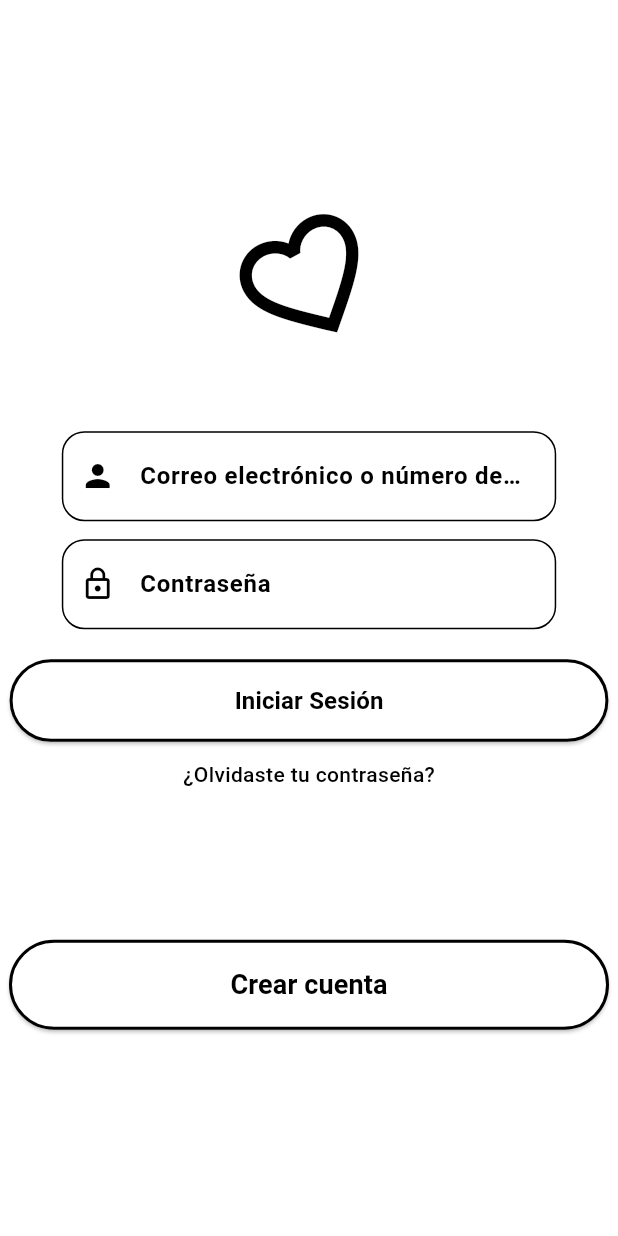
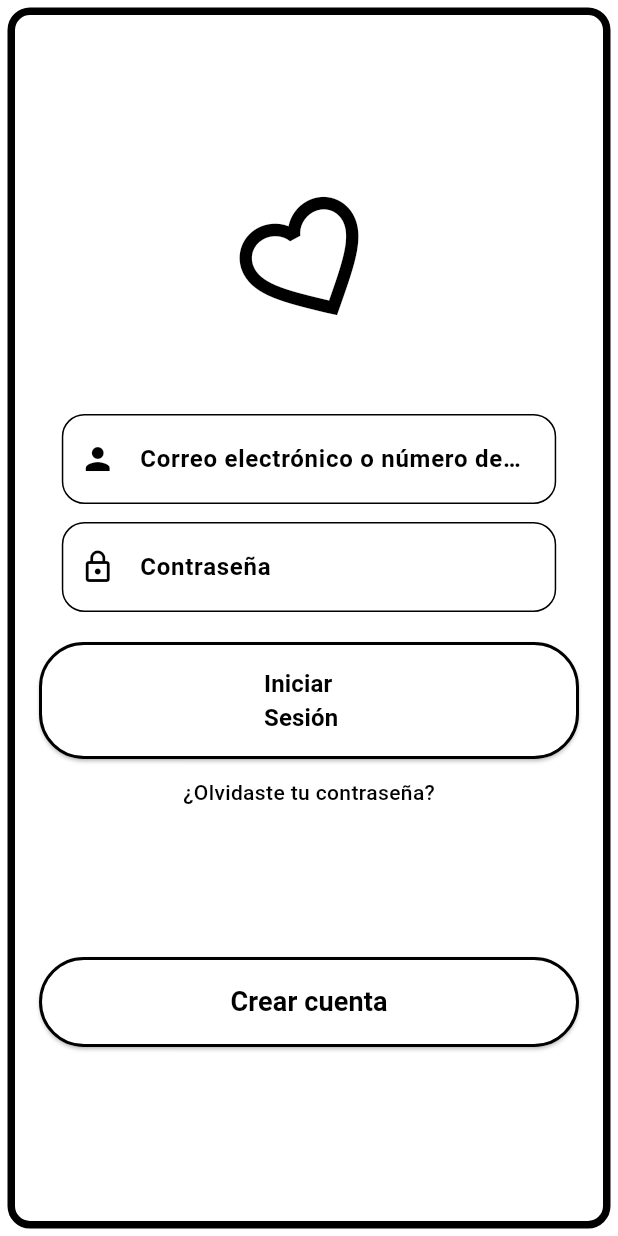
Before and after one commit to jholian10/Mensaje-Privado, a Flutter app: the LoginView screen opened directly, on a phone screen of 412 x 824 dp. Run offline on Flutter 3.47's test engine with Material 3 defaults, Android fonts, the light colour scheme and no system bars.

```diff
--- /dev/null
+++ b/private_message/lib/account_creation_view.dart
@@ -0,0 +1,15 @@
+import 'package:flutter/material.dart';
+
+class AccountCreationView extends StatefulWidget {
+  const AccountCreationView({super.key});
+
+  @override
+  State<AccountCreationView> createState() => _AccountCreationViewState();
+}
+
+class _AccountCreationViewState extends State<AccountCreationView> {
+  @override
+  Widget build(BuildContext context) {
+    return Scaffold();
+  }
+}
--- a/private_message/lib/login_view.dart
+++ b/private_message/lib/login_view.dart
@@ -11,22 +11,31 @@ class _LoginViewState extends State<LoginView> {
   @override
   Widget build(BuildContext context) {
     final size = MediaQuery.of(context).size;
+
     return Scaffold(
       backgroundColor: Colors.white,
-      body: Center(
+      body: Container(
+        margin: const EdgeInsets.all(5),
+        decoration: BoxDecoration(
+          border: Border.all(color: Colors.black, width: 5),
+          borderRadius: BorderRadius.circular(15),
+        ),
+        child: Center(
+          child: SingleChildScrollView(
+            padding: const EdgeInsets.all(16),
             child: Column(
               mainAxisAlignment: MainAxisAlignment.center,
               children: [
                 Transform.rotate(
                   angle: -0.5,
-              child: Icon(
+                  child: const Icon(
                     Icons.favorite_border,
                     size: 100,
-                color: const Color.fromARGB(255, 0, 0, 0),
+                    color: Colors.black,
                   ),
                 ),
 
-            SizedBox(height: 50),
+                const SizedBox(height: 50),
 
                 // campo usuario
                 SizedBox(
@@ -36,28 +45,21 @@ class _LoginViewState extends State<LoginView> {
                     decoration: InputDecoration(
                       hintText: 'Correo electrónico o número de teléfono',
                       hintStyle: const TextStyle(
-                    color: Color.fromARGB(255, 0, 0, 0),
+                        color: Colors.black,
                         fontWeight: FontWeight.w700,
                       ),
-                  prefixIcon: const Icon(
-                    Icons.person,
-                    color: Color.fromARGB(255, 0, 0, 0),
-                  ),
+                      prefixIcon: const Icon(Icons.person, color: Colors.black),
                       contentPadding: const EdgeInsets.symmetric(
                         vertical: 18,
                         horizontal: 16,
                       ),
                       enabledBorder: OutlineInputBorder(
                         borderRadius: BorderRadius.circular(15),
-                    borderSide: const BorderSide(
-                      color: Color.fromARGB(255, 0, 0, 0),
-                    ),
+                        borderSide: const BorderSide(color: Colors.black),
                       ),
                       focusedBorder: OutlineInputBorder(
                         borderRadius: BorderRadius.circular(15),
-                    borderSide: const BorderSide(
-                      color: Color.fromARGB(255, 76, 0, 255),
-                    ),
+                        borderSide: const BorderSide(color: Colors.blue),
                       ),
                     ),
                     onChanged: (value) {},
@@ -74,12 +76,12 @@ class _LoginViewState extends State<LoginView> {
                     decoration: InputDecoration(
                       hintText: 'Contraseña',
                       hintStyle: const TextStyle(
-                    color: Color.fromARGB(255, 0, 0, 0),
+                        color: Colors.black,
                         fontWeight: FontWeight.w700,
                       ),
                       prefixIcon: const Icon(
                         Icons.lock_outline,
-                    color: Color.fromARGB(255, 0, 0, 0),
+                        color: Colors.black,
                       ),
                       contentPadding: const EdgeInsets.symmetric(
                         vertical: 18,
@@ -87,15 +89,11 @@ class _LoginViewState extends State<LoginView> {
                       ),
                       enabledBorder: OutlineInputBorder(
                         borderRadius: BorderRadius.circular(15),
-                    borderSide: const BorderSide(
-                      color: Color.fromARGB(255, 0, 0, 0),
-                    ),
+                        borderSide: const BorderSide(color: Colors.black),
                       ),
                       focusedBorder: OutlineInputBorder(
                         borderRadius: BorderRadius.circular(15),
-                    borderSide: const BorderSide(
-                      color: Color.fromARGB(255, 0, 94, 255),
-                    ),
+                        borderSide: const BorderSide(color: Colors.blue),
                       ),
                     ),
                     onChanged: (value) {},
@@ -104,25 +102,19 @@ class _LoginViewState extends State<LoginView> {
 
                 const SizedBox(height: 20),
 
-            // botón iniciar sesion
+                // botón iniciar sesión
                 ElevatedButton(
-              onPressed: () {
-                // botón de verificación de credenciales
-              },
+                  onPressed: () {},
                   style: ElevatedButton.styleFrom(
-                backgroundColor: const Color.fromARGB(255, 255, 255, 255),
-                foregroundColor: const Color.fromARGB(255, 0, 0, 0),
+                    backgroundColor: Colors.white,
+                    foregroundColor: Colors.black,
                     padding: const EdgeInsets.symmetric(
                       horizontal: 150,
                       vertical: 16,
                     ),
                     shape: RoundedRectangleBorder(
                       borderRadius: BorderRadius.circular(30),
-                  side: const BorderSide(
-                    // Borde azul
-                    color: Color.fromARGB(255, 0, 0, 0),
-                    width: 2,
-                  ),
+                      side: const BorderSide(color: Colors.black, width: 2),
                     ),
                   ),
                   child: const Text(
@@ -133,11 +125,9 @@ class _LoginViewState extends State<LoginView> {
 
                 const SizedBox(height: 12),
 
-            //texto ¿Olvidaste tu contraseña?
+                // texto ¿Olvidaste tu contraseña?
                 GestureDetector(
-              onTap: () {
-                //logica de recuperacion de contraseña
-              },
+                  onTap: () {},
                   child: const Text(
                     '¿Olvidaste tu contraseña?',
                     style: TextStyle(
@@ -149,23 +139,18 @@ class _LoginViewState extends State<LoginView> {
 
                 const SizedBox(height: 100),
 
+                // botón crear cuenta
                 ElevatedButton(
-              onPressed: () {
-                //te mada a crear tu cuenta
-              },
+                  onPressed: () {},
                   style: ElevatedButton.styleFrom(
-                foregroundColor: const Color.fromARGB(255, 0, 0, 0),
+                    foregroundColor: Colors.black,
                     backgroundColor: Colors.white,
                     minimumSize: const Size(400, 60),
                     shape: RoundedRectangleBorder(
                       borderRadius: BorderRadius.circular(30),
-                  side: const BorderSide(
-                    color: Color.fromARGB(255, 0, 0, 0),
-                    width: 2,
+                      side: const BorderSide(color: Colors.black, width: 2),
                     ),
                   ),
-              ),
-
                   child: const Text(
                     'Crear cuenta',
                     style: TextStyle(fontSize: 18, fontWeight: FontWeight.bold),
@@ -174,6 +159,8 @@ class _LoginViewState extends State<LoginView> {
               ],
             ),
           ),
+        ),
+      ),
     );
   }
 }
--- a/private_message/lib/main.dart
+++ b/private_message/lib/main.dart
@@ -1,5 +1,5 @@
 import 'package:flutter/material.dart';
-import 'package:private_message/login_view.dart';
+import 'package:private_message/account_creation_view.dart';
 
 void main() {
   runApp(MyApp());
@@ -10,6 +10,9 @@ class MyApp extends StatelessWidget {
 
   @override
   Widget build(BuildContext context) {
-    return MaterialApp(debugShowCheckedModeBanner: false, home: LoginView());
+    return MaterialApp(
+      debugShowCheckedModeBanner: false,
+      home: AccountCreationView(),
+    );
   }
 }
```
Lines whose indentation alone changed are shown as unchanged.
